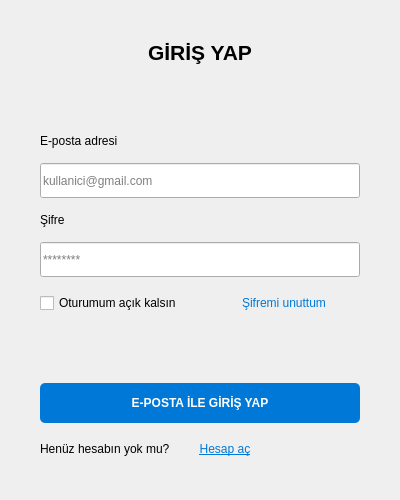
Qt form girisekrani.ui (Online-Alim-Satim-Platformu/Online-Alim-Satim-Platformu) before a commit.
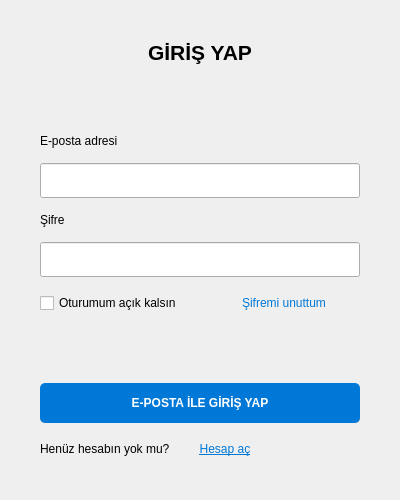
The same form after that commit.

```diff
--- a/girisekrani.ui
+++ b/girisekrani.ui
@@ -74,7 +74,7 @@
       </size>
      </property>
      <property name="placeholderText">
-      <string>kullanici@gmail.com</string>
+      <string/>
      </property>
     </widget>
    </item>
@@ -97,7 +97,7 @@
       <enum>QLineEdit::Password</enum>
      </property>
      <property name="placeholderText">
-      <string>********</string>
+      <string/>
      </property>
     </widget>
    </item>
```
Left out of the diff: 42 changed lines with no effect on the pictures.
